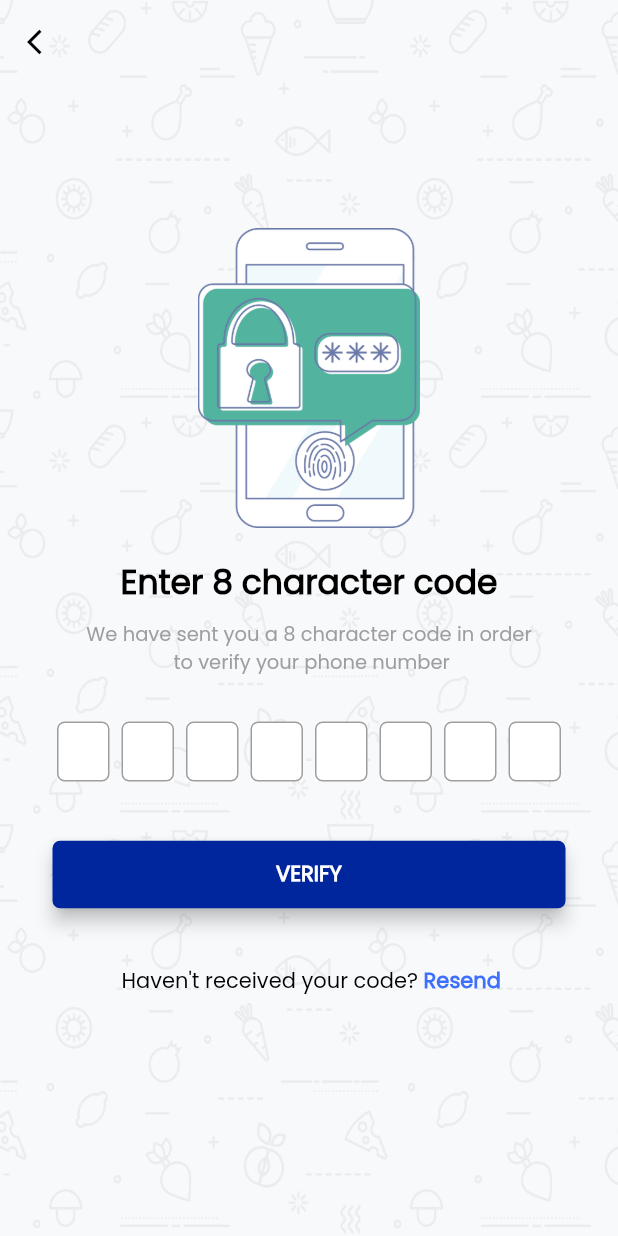
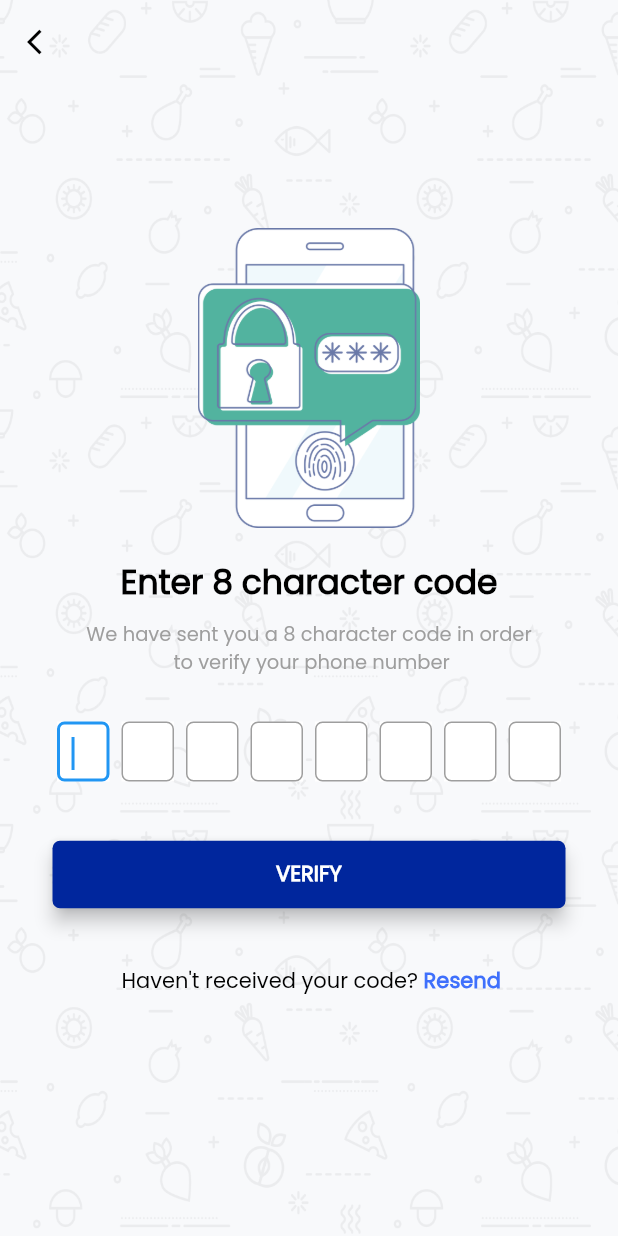
Before and after one commit to aribyousuf-sophiasoft/Stillar-App, a Flutter app: the VerificationScreen screen opened by its route, on a phone screen of 412 x 824 dp. Run offline on Flutter 3.47's test engine with Material 2 defaults, Android fonts, the phone set to English and light mode, and no system bars; our stand-ins replace flushbar, font_awesome_flutter, shared_preferences; accounts and stored records are empty.

Commit message:
Sign up process completed with verification screen

```diff
--- a/lib/main.dart
+++ b/lib/main.dart
@@ -24,9 +24,9 @@ class MyApp extends StatelessWidget {
       theme: buildTheme(),
       debugShowCheckedModeBanner: false,
       routes: {
-        '/': (context) => HomeScreen(),
+        '/Home': (context) => HomeScreen(),
         '/MainMenu': (context) => Menu(),
-        '/signin': (context) => SignInScreen(),
+        '/': (context) => SignInScreen(),
         '/signup': (context) => SignUpScreen(),
         '/forgot-password': (context) => ForgotPasswordScreen(),
         '/verification': (context) => VerificationScreen(),
--- a/lib/models/user.dart
+++ b/lib/models/user.dart
@@ -187,13 +187,15 @@ class Result {
   String imageUrl;
   String mobileNumber;
   bool otpAuthenticated;
+  String Email;
 
   Result({
     this.firstName,
     this.lastName,
     this.imageUrl,
     this.mobileNumber,
-    this.otpAuthenticated
+    this.otpAuthenticated,
+    this.Email
   });
 
   factory Result.fromJson(Map<String, dynamic> json) {
@@ -204,6 +206,7 @@ class Result {
         lastName: json["LastName"],
         imageUrl: json["ImageUrl"] ?? '',
         mobileNumber: json["MobileNumber"],
+        Email: json["Email"],
         otpAuthenticated:json["otpAuthenticated"]??false
     );
   }
@@ -213,6 +216,7 @@ class Result {
     "LastName": lastName,
     "ImageUrl": imageUrl ?? '',
     "MobileNumber": mobileNumber,
+    "Email": Email,
     "otpAuthenticated":otpAuthenticated??false
   };
 }
--- a/lib/ui/screens/verification.dart
+++ b/lib/ui/screens/verification.dart
@@ -1,3 +1,7 @@
+import 'package:chat_app/models/state.dart';
+import 'package:chat_app/models/user.dart';
+import 'package:chat_app/ui/screens/MainMenu.dart';
+import 'package:chat_app/util/state_widget.dart';
 import 'package:flutter/material.dart';
 import 'package:flushbar/flushbar.dart';
 import 'package:flutter/services.dart';
@@ -21,16 +25,60 @@ class _VerificationScreenState extends State<VerificationScreen> {
   final TextEditingController _seventhDigit = new TextEditingController();
   final TextEditingController _eightDigit = new TextEditingController();
 
+
+  FocusNode textSecondFocusNode = new FocusNode();
+  FocusNode textThirdFocusNode = new FocusNode();
+  FocusNode textFourthFocusNode = new FocusNode();
+  FocusNode textFifthFocusNode = new FocusNode();
+  FocusNode textSixthFocusNode = new FocusNode();
+  FocusNode textSeventhFocusNode = new FocusNode();
+  FocusNode textEightFocusNode = new FocusNode();
+
   bool _autoValidate = false;
   bool _loadingVisible = false;
+
+  StateModel appState;
 
   @override
   void initState() {
     super.initState();
   }
 
+
+  void _VerifyOTP(
+      {String email, String otp, BuildContext context}) async {
+    if (_formKey.currentState.validate()) {
+      try {
+        SystemChannels.textInput.invokeMethod('TextInput.hide');
+        await _changeLoadingVisible();
+
+        String Token= await Auth.getTokenLocal();
+
+        List<String> keys = await Auth.verifyOTP(email,otp,Token);
+
+
+
+        appState.user.otpAuthenticated=true;
+
+        await Navigator.pushNamed(context, '/MainMenu');
+
+      } catch (e) {
+        _changeLoadingVisible();
+        String exception = e.toString();
+        Flushbar(
+          title: "Error",
+          message: exception,
+          duration: Duration(seconds: 5),
+        )
+          ..show(context);
+      }
+    } else {
+      setState(() => _autoValidate = true);
+    }
+  }
   Widget build(BuildContext context) {
 
+    appState = StateWidget.of(context).state;
     final verificationImage = Image(
         image: AssetImage('assets/images/verification/verification.png'),
         height: 200);
@@ -72,22 +120,29 @@ class _VerificationScreenState extends State<VerificationScreen> {
       ),
     );
 
+
     final firstDigit = Container(
       height: 40.0,
       width: 35.0,
       color: Colors.white,
       child: TextFormField(
+        textInputAction: TextInputAction.next,
+        maxLength: 1,
         style: new TextStyle(fontFamily: 'Poppins'),
-        autofocus: false,
+        textCapitalization: TextCapitalization.words,
+        autofocus: true,
         keyboardType: TextInputType.text,
         controller: _firstDigit,
-        validator: Validator.validateNumber,
+        onFieldSubmitted: (String value) {
+          FocusScope.of(context).requestFocus(textSecondFocusNode);
+        },
         decoration: InputDecoration(
-          contentPadding: EdgeInsets.fromLTRB(20.0, 10.0, 20.0, 10.0),
+          counterText: '',
+          contentPadding: EdgeInsets.fromLTRB(10.0, 10.0, 2.0, 10.0),
           border: OutlineInputBorder(
               borderRadius: BorderRadius.circular(5.0),
               borderSide:
-                  const BorderSide(color: Colors.transparent, width: 0.0)),
+              const BorderSide(color: Colors.transparent, width: 0.0)),
         ),
       ),
     );
@@ -97,13 +152,19 @@ class _VerificationScreenState extends State<VerificationScreen> {
       width: 35.0,
       color: Colors.white,
       child: TextFormField(
+        textInputAction: TextInputAction.next,
+        maxLength: 1,
         style: new TextStyle(fontFamily: 'Poppins'),
         autofocus: false,
         keyboardType: TextInputType.text,
         controller: _secondDigit,
-        validator: Validator.validateNumber,
+        focusNode: textSecondFocusNode,
+        onFieldSubmitted: (String value) {
+          FocusScope.of(context).requestFocus(textThirdFocusNode);
+        },
         decoration: InputDecoration(
-          contentPadding: EdgeInsets.fromLTRB(20.0, 10.0, 20.0, 10.0),
+          counterText: '',
+          contentPadding: EdgeInsets.fromLTRB(10.0, 10.0, 2.0, 10.0),
           border: OutlineInputBorder(
               borderRadius: BorderRadius.circular(5.0),
               borderSide:
@@ -117,13 +178,19 @@ class _VerificationScreenState extends State<VerificationScreen> {
       width: 35.0,
       color: Colors.white,
       child: TextFormField(
+        textInputAction: TextInputAction.next,
+        maxLength: 1,
         style: new TextStyle(fontFamily: 'Poppins'),
         autofocus: false,
         keyboardType: TextInputType.text,
         controller: _thirdDigit,
-        validator: Validator.validateNumber,
+        focusNode: textThirdFocusNode,
+        onFieldSubmitted: (String value) {
+          FocusScope.of(context).requestFocus(textFourthFocusNode);
+        },
         decoration: InputDecoration(
-          contentPadding: EdgeInsets.fromLTRB(20.0, 10.0, 20.0, 10.0),
+          counterText: '',
+          contentPadding: EdgeInsets.fromLTRB(10.0, 10.0, 2.0, 10.0),
           border: OutlineInputBorder(
               borderRadius: BorderRadius.circular(5.0),
               borderSide:
@@ -137,13 +204,19 @@ class _VerificationScreenState extends State<VerificationScreen> {
       width: 35.0,
       color: Colors.white,
       child: TextFormField(
+        textInputAction: TextInputAction.next,
+        maxLength: 1,
         style: new TextStyle(fontFamily: 'Poppins'),
         autofocus: false,
         keyboardType: TextInputType.text,
         controller: _fourthDigit,
-        validator: Validator.validateNumber,
+        focusNode: textFourthFocusNode,
+        onFieldSubmitted: (String value) {
+          FocusScope.of(context).requestFocus(textFifthFocusNode);
+        },
         decoration: InputDecoration(
-          contentPadding: EdgeInsets.fromLTRB(20.0, 10.0, 20.0, 10.0),
+          counterText: '',
+          contentPadding: EdgeInsets.fromLTRB(10.0, 10.0, 2.0, 10.0),
           border: OutlineInputBorder(
               borderRadius: BorderRadius.circular(5.0),
               borderSide:
@@ -157,13 +230,19 @@ class _VerificationScreenState extends State<VerificationScreen> {
       width: 35.0,
       color: Colors.white,
       child: TextFormField(
+        textInputAction: TextInputAction.next,
+        maxLength: 1,
         style: new TextStyle(fontFamily: 'Poppins'),
         autofocus: false,
         keyboardType: TextInputType.text,
         controller: _fifthDigit,
-        validator: Validator.validateNumber,
+        focusNode: textFifthFocusNode,
+        onFieldSubmitted: (String value) {
+          FocusScope.of(context).requestFocus(textSixthFocusNode);
+        },
         decoration: InputDecoration(
-          contentPadding: EdgeInsets.fromLTRB(20.0, 10.0, 20.0, 10.0),
+          counterText: '',
+          contentPadding: EdgeInsets.fromLTRB(10.0, 10.0, 2.0, 10.0),
           border: OutlineInputBorder(
               borderRadius: BorderRadius.circular(5.0),
               borderSide:
@@ -177,13 +256,19 @@ class _VerificationScreenState extends State<VerificationScreen> {
       width: 35.0,
       color: Colors.white,
       child: TextFormField(
-        style: new TextStyle(fontFamily: 'Poppins'),
+        textInputAction: TextInputAction.next,
+        maxLength: 1,
+        style: new TextStyle(fontFamily: 'Poppins', color: Colors.black),
         autofocus: false,
         keyboardType: TextInputType.text,
         controller: _sixthDigit,
-        validator: Validator.validateNumber,
+        focusNode: textSixthFocusNode,
+        onFieldSubmitted: (String value) {
+          FocusScope.of(context).requestFocus(textSeventhFocusNode);
+        },
         decoration: InputDecoration(
-          contentPadding: EdgeInsets.fromLTRB(20.0, 10.0, 20.0, 10.0),
+          counterText: '',
+          contentPadding: EdgeInsets.fromLTRB(10.0, 10.0, 2.0, 10.0),
           border: OutlineInputBorder(
               borderRadius: BorderRadius.circular(5.0),
               borderSide:
@@ -197,13 +282,19 @@ class _VerificationScreenState extends State<VerificationScreen> {
       width: 35.0,
       color: Colors.white,
       child: TextFormField(
+        textInputAction: TextInputAction.next,
+        maxLength: 1,
         style: new TextStyle(fontFamily: 'Poppins'),
         autofocus: false,
         keyboardType: TextInputType.text,
         controller: _seventhDigit,
-        validator: Validator.validateNumber,
+        focusNode: textSeventhFocusNode,
+        onFieldSubmitted: (String value) {
+          FocusScope.of(context).requestFocus(textEightFocusNode);
+        },
         decoration: InputDecoration(
-          contentPadding: EdgeInsets.fromLTRB(20.0, 10.0, 20.0, 10.0),
+          counterText: '',
+          contentPadding: EdgeInsets.fromLTRB(10.0, 10.0, 2.0, 10.0),
           border: OutlineInputBorder(
               borderRadius: BorderRadius.circular(5.0),
               borderSide:
@@ -217,13 +308,17 @@ class _VerificationScreenState extends State<VerificationScreen> {
       width: 35.0,
       color: Colors.white,
       child: TextFormField(
-        style: new TextStyle(fontFamily: 'Poppins'),
+        textInputAction: TextInputAction.next,
+        maxLength: 1,
+        style: new TextStyle(fontFamily: 'Poppins', color: Colors.black,),
         autofocus: false,
         keyboardType: TextInputType.text,
         controller: _eightDigit,
-        validator: Validator.validateNumber,
+        focusNode: textEightFocusNode,
+       // validator: Validator.validateNumber,
         decoration: InputDecoration(
-          contentPadding: EdgeInsets.fromLTRB(20.0, 10.0, 20.0, 10.0),
+          counterText: '',
+          contentPadding: EdgeInsets.fromLTRB(10.0, 10.0, 2.0, 10.0),
           border: OutlineInputBorder(
               borderRadius: BorderRadius.circular(5.0),
               borderSide:
@@ -231,6 +326,9 @@ class _VerificationScreenState extends State<VerificationScreen> {
         ),
       ),
     );
+
+
+
 
     final digitCode = Row(
       mainAxisAlignment: MainAxisAlignment.center,
@@ -262,7 +360,9 @@ class _VerificationScreenState extends State<VerificationScreen> {
           borderRadius: BorderRadius.circular(5),
         ),
         onPressed: () {
-          Navigator.pushNamed(context, '/verification');
+          String OTP=_firstDigit.text+_secondDigit.text+_thirdDigit.text+_fourthDigit.text+_fifthDigit.text+_sixthDigit.text+_seventhDigit.text+_eightDigit.text;
+          String Email=appState.user.Email;
+          _VerifyOTP(email: Email,otp: OTP,context: context);
         },
         padding: EdgeInsets.all(12),
         color: Color(0xFF00269d),
--- a/lib/util/state_widget.dart
+++ b/lib/util/state_widget.dart
@@ -75,7 +75,6 @@ class _StateWidgetState extends State<StateWidget> {
   Future<void> logInUser(email, password) async {
       print("logInUser() called");
       List<String> keys = await Auth.signIn(email, password);
-      print("Keys: $keys");
       GetCustomerProfileResult user = await Auth.getUser(keys[0], keys[1]);
       if (keys.isNotEmpty && user != null) {
         await Auth.storeTokenLocal(keys[0]);
```
Also changed, not shown: lib/ui/screens/MainMenu.dart (+5 -4 lines), lib/ui/screens/home.dart (+24 -12 lines), lib/ui/screens/sign_in.dart (+72 -36 lines), lib/ui/screens/sign_up.dart (+3 -6 lines), lib/util/StillarAuth.dart (+28 -24 lines), lib/util/auth.dart (+16 -3 lines).
